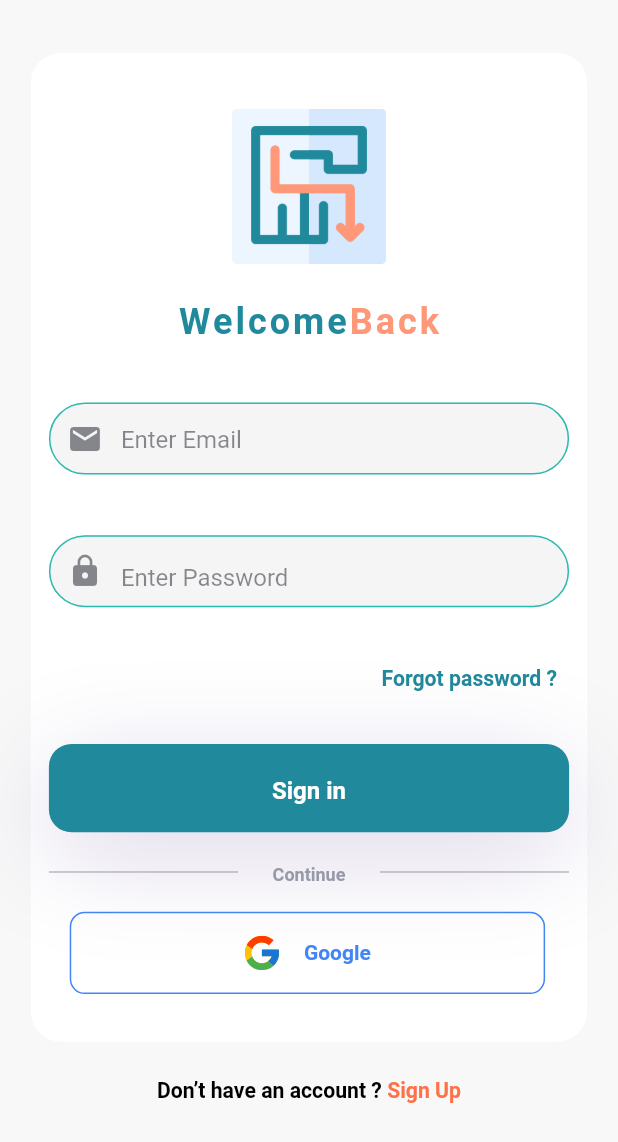
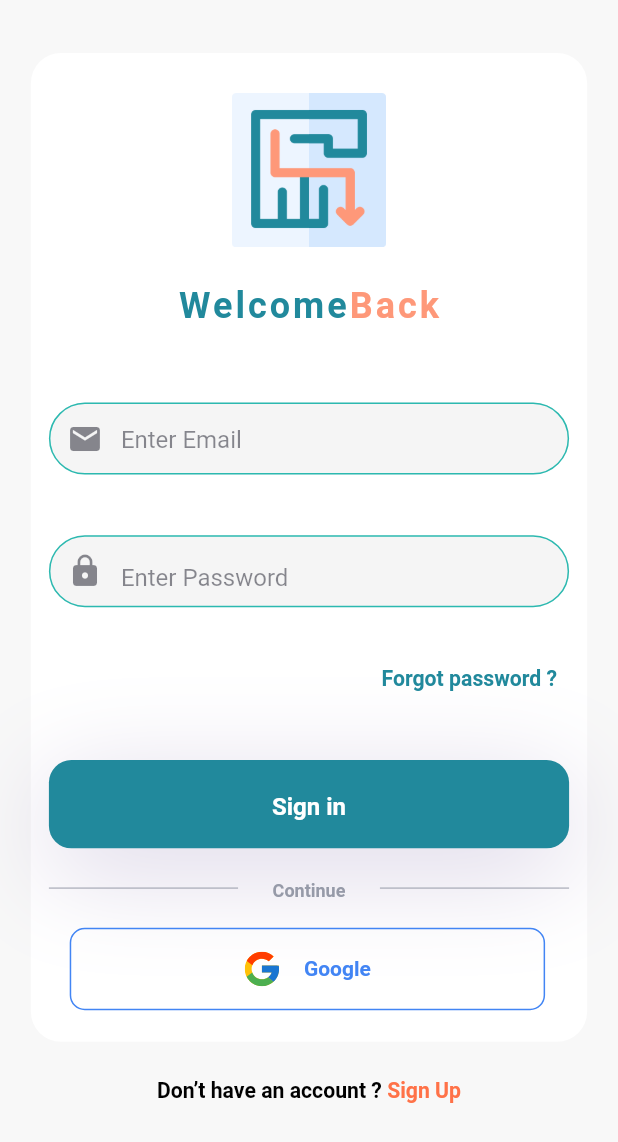
Before and after one commit to akwappnet/location_buddy, a Flutter app: the screen it shows after launch, on a phone screen of 412 x 824 dp. Shown: the top 1142 px of the screen. Run offline on Flutter 3.47's test engine with Material 2 defaults, Android fonts, the phone set to English and light mode, and no system bars; our stand-ins replace avatar_glow, babstrap_settings_screen, cloud_firestore, firebase_auth, firebase_core, flutter_screenutil and 12 more; missing offline and left inert: auto_direction, flutter_inappwebview, flutter_polyline_points, r_dotted_line_border, simple_fontellico_progress_dialog; accounts and stored records are empty.

Commit message:
design issue fix

```diff
--- a/lib/localization/app_localization.dart
+++ b/lib/localization/app_localization.dart
@@ -49,7 +49,7 @@ class AppLocalization {
       'delete-account': 'Delete Account',
       'delete-account-title': 'I want to delete account,',
       'rate-us': 'Rate us',
-      'rate-us-subtitle': 'i want to give rate',
+      'rate-us-subtitle': 'i want to give rating',
       //splash page language translate
       'location': 'Location ',
       'buddy': 'Buddy',
@@ -92,7 +92,7 @@ class AppLocalization {
       'email-already-exists': 'The account already exists for that email.',
       'account-delete-success': 'Your account deleted Successfully',
       'account-delete-error':
-          'You need reauthenticate before deleting your account',
+          'You need to reauthenticate before deleting your account',
       //save location provider language translate
       'save-successfull': 'Location Saved successful',
       'error-data-delete': 'Error while deleting data',
--- a/lib/view/profile_view.dart
+++ b/lib/view/profile_view.dart
@@ -64,16 +64,20 @@ class _ProfileViewState extends State<ProfileView> {
   Future<void> showReviewPrompt(BuildContext context) async {
     if (await _inAppReview.isAvailable()) {
       // Show the prompt
-      _requestReview();
+      await _inAppReview.requestReview();
       // Check if the app was backgrounded
       // ignore: use_build_context_synchronously
       if (ModalRoute.of(context)?.isCurrent == false) {
+        log("${ModalRoute.of(context)?.isCurrent}");
         // App was backgrounded, which could mean the prompt was opened
         log('Prompt may have been opened');
+        return;
       } else {
+        log("${ModalRoute.of(context)?.isCurrent}");
         // App was not backgrounded, which could mean the prompt was not opened so go to playstore
         _openStoreListing();
         log('Prompt was not opened');
+        return;
       }
     } else {
       // Prompt is not available
--- a/lib/view/save_location_view.dart
+++ b/lib/view/save_location_view.dart
@@ -34,10 +34,11 @@ class _SaveLocationViewState extends State<SaveLocationView> {
   @override
   void initState() {
     super.initState();
-    initBannerAd();
+
     final saveLocationViewProvider =
         Provider.of<SaveLocationViewProvider>(context, listen: false);
     saveLocationViewProvider.getCurrentLocation(context);
+    initBannerAd();
   }
 
   late BannerAd bannerAd;
--- a/lib/view/sign_in_view.dart
+++ b/lib/view/sign_in_view.dart
@@ -121,7 +121,7 @@ class _SignInViewState extends State<SignInView> {
 
           //email , password textField and rememberForget text here
           Expanded(
-            flex: 3,
+            flex: 4,
             child: Column(
               mainAxisAlignment: MainAxisAlignment.center,
               children: [
--- a/lib/view/sign_up_view.dart
+++ b/lib/view/sign_up_view.dart
@@ -101,7 +101,7 @@ class _SignUpViewState extends State<SignUpView> {
 
           //email , password textField and rememberForget text here
           Expanded(
-            flex: 4,
+            flex: 5,
             child: Column(
               mainAxisAlignment: MainAxisAlignment.start,
               children: [
```
Also changed, not shown: lib/view/live_tracking.dart (+4 -3 lines).
